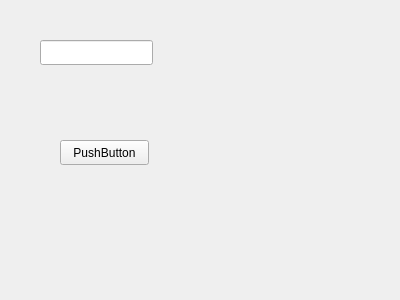
Above: src/hmi/widget.ui from Kayjinke/SmartNav before the change. Below: the same form after it.
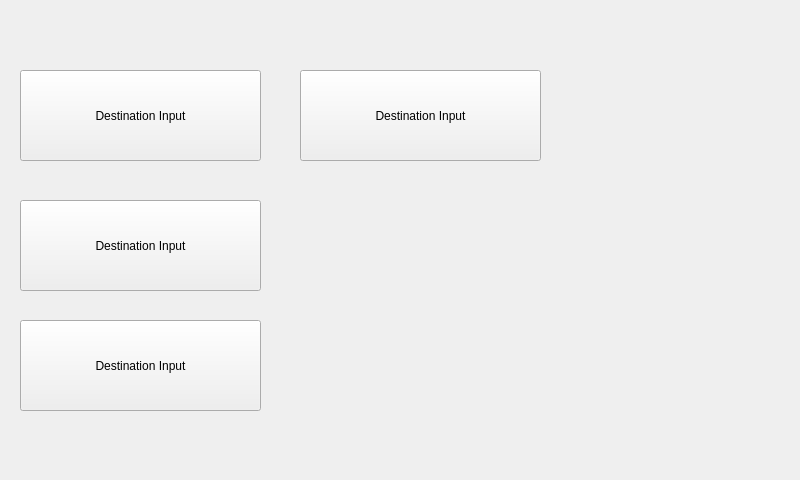
That is the form after the change.

The edit to the form file:
```diff
--- a/src/hmi/widget.ui
+++ b/src/hmi/widget.ui
@@ -6,8 +6,8 @@
    <rect>
     <x>0</x>
     <y>0</y>
-    <width>400</width>
-    <height>300</height>
+    <width>800</width>
+    <height>480</height>
    </rect>
   </property>
   <property name="windowTitle">
@@ -16,24 +16,53 @@
   <widget class="QPushButton" name="pushButton">
    <property name="geometry">
     <rect>
-     <x>60</x>
-     <y>140</y>
-     <width>89</width>
-     <height>25</height>
+     <x>20</x>
+     <y>70</y>
+     <width>241</width>
+     <height>91</height>
     </rect>
    </property>
    <property name="text">
-    <string>PushButton</string>
+    <string>Destination Input</string>
    </property>
   </widget>
-  <widget class="QLineEdit" name="lineEdit">
+  <widget class="QPushButton" name="pushButton_3">
    <property name="geometry">
     <rect>
-     <x>40</x>
-     <y>40</y>
-     <width>113</width>
-     <height>25</height>
+     <x>20</x>
+     <y>200</y>
+     <width>241</width>
+     <height>91</height>
     </rect>
+   </property>
+   <property name="text">
+    <string>Destination Input</string>
+   </property>
+  </widget>
+  <widget class="QPushButton" name="pushButton_4">
+   <property name="geometry">
+    <rect>
+     <x>20</x>
+     <y>320</y>
+     <width>241</width>
+     <height>91</height>
+    </rect>
+   </property>
+   <property name="text">
+    <string>Destination Input</string>
+   </property>
+  </widget>
+  <widget class="QPushButton" name="pushButton_5">
+   <property name="geometry">
+    <rect>
+     <x>300</x>
+     <y>70</y>
+     <width>241</width>
+     <height>91</height>
+    </rect>
+   </property>
+   <property name="text">
+    <string>Destination Input</string>
    </property>
   </widget>
  </widget>
```
Left out of the diff: 2 changed lines with no effect on the pictures.
